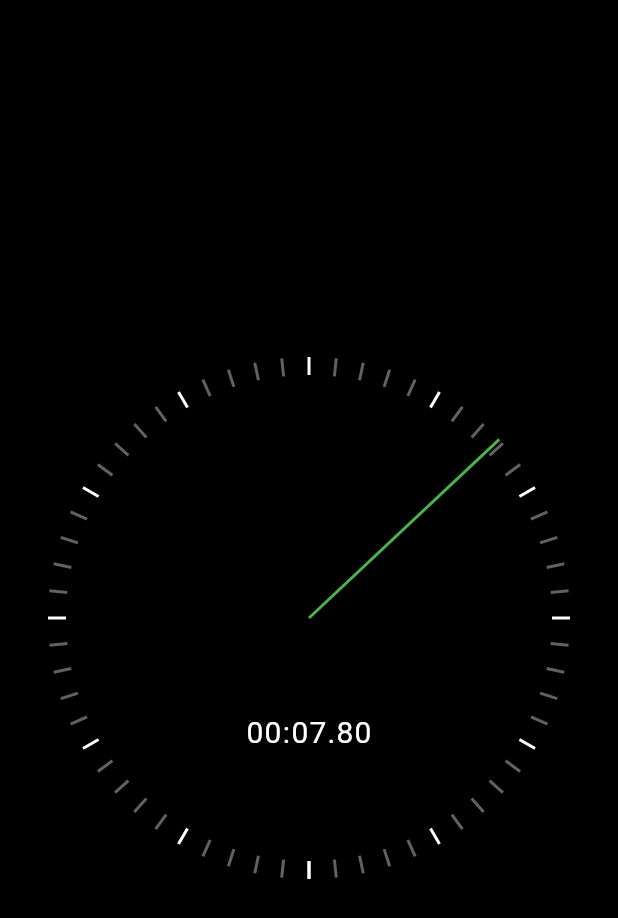
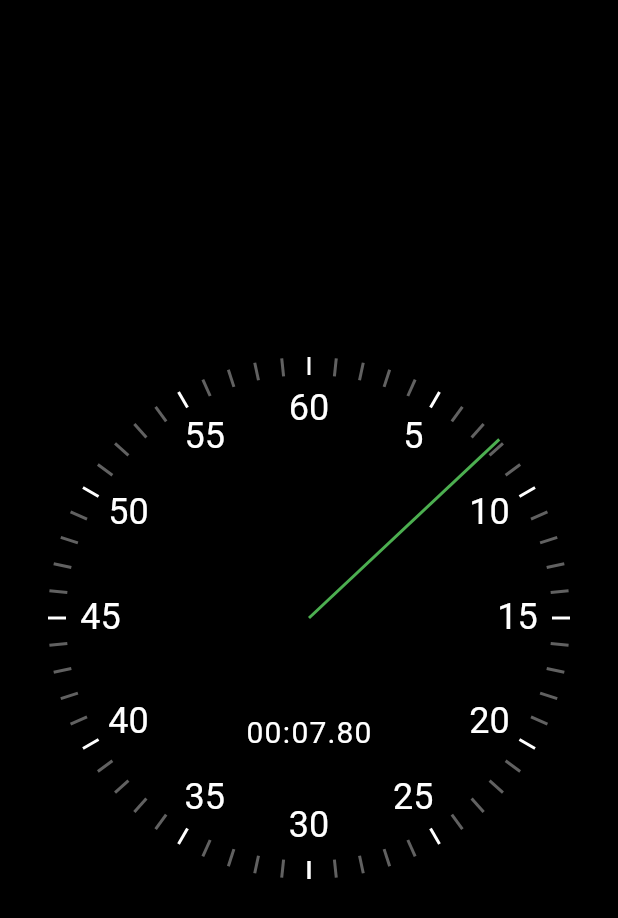
Before and after one commit to tabernerojerry/flutter-stop-watch, a Flutter app: the screen it shows after launch, on a phone screen of 412 x 824 dp. Shown: the top 918 px of the screen. Run offline on Flutter 3.47's test engine with Material 2 defaults, Android fonts, the phone set to English and light mode, and no system bars.

Commit message:
text markers

```diff
--- a/lib/ui/clock_markers.dart
+++ b/lib/ui/clock_markers.dart
@@ -35,3 +35,40 @@ class ClockSecondsTickMarker extends StatelessWidget {
     );
   }
 }
+
+class ClockTextMarker extends StatelessWidget {
+  final int value;
+  final int maxValue;
+  final double radius;
+
+  const ClockTextMarker({
+    Key? key,
+    required this.value,
+    required this.maxValue,
+    required this.radius,
+  }) : super(key: key);
+
+  @override
+  Widget build(BuildContext context) {
+    const width = 40.0;
+    const height = 30.0;
+
+    return Transform(
+      alignment: Alignment.center,
+      transform: Matrix4.identity()
+        ..translate(-width / 2, -height / 2, 0.0)
+        ..rotateZ(pi + 2 * pi * (value / maxValue))
+        ..translate(0.0, radius - 35, 0.0)
+        ..rotateZ(pi - 2 * pi * (value / maxValue)),
+      child: SizedBox(
+        width: width,
+        height: height,
+        child: Text(
+          value.toString(),
+          style: const TextStyle(fontSize: 24.0),
+          textAlign: TextAlign.center,
+        ),
+      ),
+    );
+  }
+}
--- a/lib/ui/stopwatch_renderer.dart
+++ b/lib/ui/stopwatch_renderer.dart
@@ -25,6 +25,16 @@ class StopwatchRenderer extends StatelessWidget {
             top: radius,
             child: ClockSecondsTickMarker(seconds: i, radius: radius),
           ),
+        for (var i = 5; i <= 60; i += 5)
+          Positioned(
+            left: radius,
+            top: radius,
+            child: ClockTextMarker(
+              value: i,
+              maxValue: 60,
+              radius: radius,
+            ),
+          ),
         Positioned(
           left: radius,
           top: radius,
```
